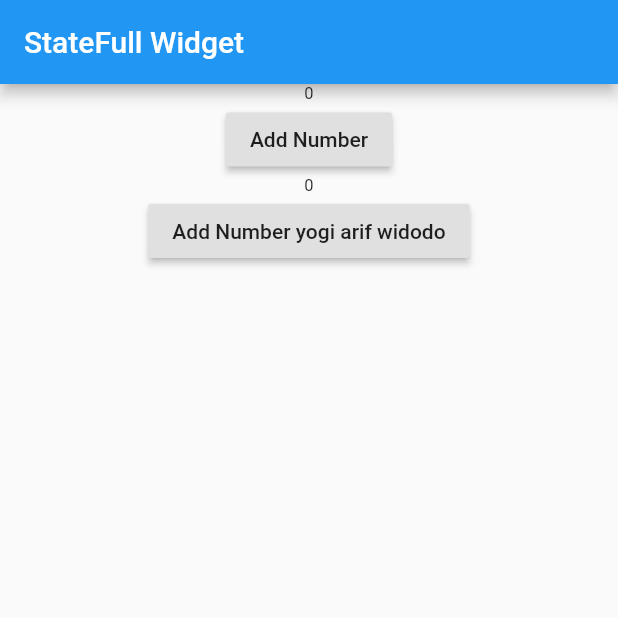
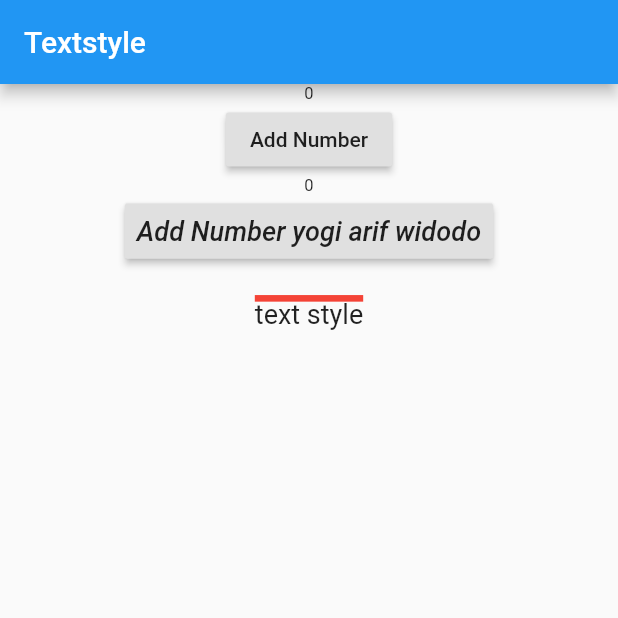
Before and after one commit to yogithesymbian/flutter_basic_to_advance, a Flutter app: the screen it shows after launch, on a phone screen of 412 x 824 dp, the top half of it. Run offline on Flutter 3.47's test engine with Material 2 defaults, Android fonts, the phone set to English and light mode, and no system bars; Roboto replaces fonts that are missing (OperatorMonoBoldRegular).

Commit message:
TEXT STYLE FONT

```diff
--- a/lib/main.dart
+++ b/lib/main.dart
@@ -21,7 +21,7 @@ class _MyAppState extends State<MyApp> {
     return MaterialApp(
       home: Scaffold(
         appBar: AppBar(
-          title: Text("StateFull Widget"),
+          title: Text("Textstyle"),
         ),
         body: Center(
           child: Column(
@@ -39,13 +39,31 @@ class _MyAppState extends State<MyApp> {
                 style: TextStyle(fontSize: 11 + number.toDouble()),
               ),
               RaisedButton(
-                child: Text("Add Number yogi arif widodo"),
+                padding: EdgeInsets.all(8),
+                child: Text(
+                  "Add Number yogi arif widodo",
+                  style: TextStyle(
+                    fontFamily: "OperatorMonoBoldRegular",
+                    fontStyle: FontStyle.italic,
+                    fontSize: 18,
+                  ),
+                ),
                 onPressed: () {
                   setState(() {
                     number += 1;
                   });
                 },
-              )
+              ),
+              Text(
+                "\ntext style",
+                style: TextStyle(
+                    // fontFamily: "OperatorMonoBoldRegular",
+                    // fontStyle: FontStyle.italic,
+                    fontSize: 18,
+                    decoration: TextDecoration.overline,
+                    decorationColor: Colors.red,
+                    decorationThickness: 5), // thicknes doesnt work on web
+              ),
             ],
           ),
         ),
```
